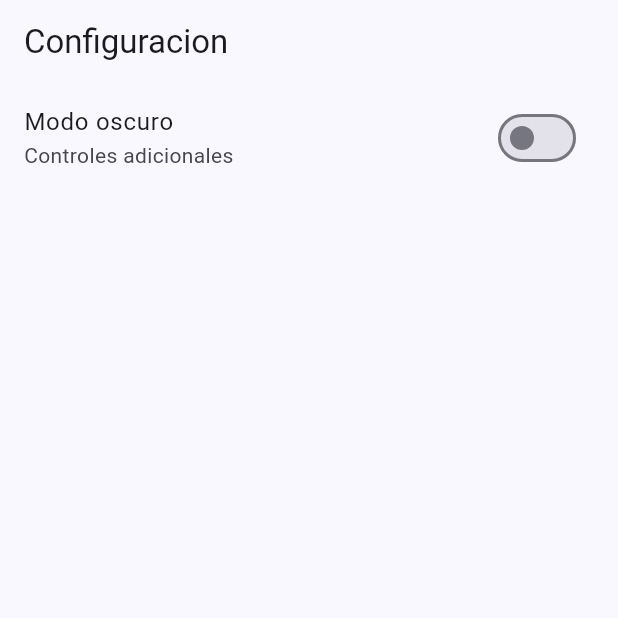
After one commit to OscarAVJ/cinemapedia, a Flutter app: the ConfigScreen screen opened by its route, on a phone screen of 412 x 824 dp, the top half of it. The commit adds this screen. Run offline on Flutter 3.47's test engine with Material 3 defaults, Android fonts, the phone set to English and light mode, and no system bars; our stand-ins replace animate_do, card_swiper, dio, flutter_dotenv, flutter_riverpod, go_router; network calls fail.

Commit message:
Changes whit the update of flutter

```diff
--- a/lib/config/router/router_app.dart
+++ b/lib/config/router/router_app.dart
@@ -1,3 +1,4 @@
+import 'package:cinemapedia/presentation/screens/config/config_screen.dart';
 import 'package:cinemapedia/presentation/screens/screens.dart';
 import 'package:go_router/go_router.dart';
 
@@ -26,5 +27,10 @@ final appRouter = GoRouter(
         ),
       ],
     ),
+    GoRoute(
+      path: '/config_screen',
+      name: ConfigScreen.name,
+      builder: (context, state) => ConfigScreen(),
+    )
   ],
 );
--- a/lib/config/theme/theme_app.dart
+++ b/lib/config/theme/theme_app.dart
@@ -1,9 +1,22 @@
 import 'package:flutter/material.dart';
 
 class AppTheme {
+  final bool isDarkMode;
+
+  AppTheme({this.isDarkMode = false});
+
   ///Aca definimos nuestro tema
   ThemeData getTheme() => ThemeData(
+        brightness: isDarkMode ? Brightness.dark : Brightness.light,
         useMaterial3: true,
         colorSchemeSeed: const Color(0xFF2862F5),
       );
+  AppTheme copyWith({
+    ///Aca ponemos como argumento selected color y isDarkMode con la posibilidad de que sean nulos
+    bool? isDarkMode,
+  }) =>
+      AppTheme(
+        ///Aca si recibimos el valor le ponemos el valor y si no el que viene por defecto en la clase
+        isDarkMode: isDarkMode ?? this.isDarkMode,
+      );
 }
--- a/lib/main.dart
+++ b/lib/main.dart
@@ -1,28 +1,30 @@
+import 'package:cinemapedia/presentation/providers/theme/theme_provider.dart';
 import 'package:flutter/material.dart';
 import 'package:cinemapedia/config/router/router_app.dart';
-import 'package:cinemapedia/config/theme/theme_app.dart';
 import 'package:flutter_dotenv/flutter_dotenv.dart';
 import 'package:flutter_riverpod/flutter_riverpod.dart';
 
 Future<void> main() async {
-  //Gracias a el paquete flutterdotenv podemos acceder a nuestras variables de entorno
+  ///Gracias a el paquete flutterdotenv podemos acceder a nuestras variables de entorno
   await dotenv.load(fileName: '.env');
   //! Con el providerScope le damos acceso a todo el arbol de widgets a Riverpod
   runApp(ProviderScope(child: MyApp()));
 }
 
-class MyApp extends StatelessWidget {
+class MyApp extends ConsumerWidget {
   const MyApp({super.key});
 
   // This widget is the root of your application.
   @override
-  Widget build(BuildContext context) {
+  Widget build(BuildContext context, ref) {
+    final themeProvider = ref.watch(themeNotifierProvider);
     return MaterialApp.router(
       //!Gracias a esto sabemos que nuestra primera ruta es el home_screen
       routerConfig: appRouter,
       title: 'Flutter Demo',
       debugShowCheckedModeBanner: false,
-      theme: AppTheme().getTheme(),
+      theme: themeProvider.getTheme(),
+      // theme: AppTheme().getTheme(),
     );
   }
 }
--- /dev/null
+++ b/lib/presentation/providers/theme/theme_provider.dart
@@ -0,0 +1,15 @@
+import 'package:cinemapedia/config/theme/theme_app.dart';
+import 'package:flutter_riverpod/flutter_riverpod.dart';
+
+final isDarkMode = StateProvider<bool>((ref) => false);
+
+final themeNotifierProvider = StateNotifierProvider<ThemeNotifer, AppTheme>(
+  (ref) => ThemeNotifer(),
+);
+
+class ThemeNotifer extends StateNotifier<AppTheme> {
+  ThemeNotifer() : super(AppTheme());
+  void toogleDarkMode() {
+    state = state.copyWith(isDarkMode: !state.isDarkMode);
+  }
+}
--- /dev/null
+++ b/lib/presentation/screens/config/config_screen.dart
@@ -0,0 +1,36 @@
+import 'package:cinemapedia/presentation/providers/theme/theme_provider.dart';
+import 'package:flutter/material.dart';
+import 'package:flutter_riverpod/flutter_riverpod.dart';
+
+class ConfigScreen extends ConsumerWidget {
+  static const name = 'config_screen';
+
+  const ConfigScreen({super.key});
+
+  @override
+  Widget build(BuildContext context, ref) {
+    return Scaffold(
+      appBar: AppBar(
+        title: Text('Configuracion'),
+      ),
+      body: _IsDarkMode(),
+    );
+  }
+}
+
+class _IsDarkMode extends ConsumerWidget {
+  @override
+  Widget build(BuildContext context, ref) {
+    final isDarkMode = ref.watch(themeNotifierProvider).isDarkMode;
+    return Column(
+      children: [
+        SwitchListTile(
+            title: const Text('Modo oscuro'),
+            subtitle: const Text('Controles adicionales'),
+            value: isDarkMode,
+            onChanged: (value) =>
+                ref.read(themeNotifierProvider.notifier).toogleDarkMode()),
+      ],
+    );
+  }
+}
--- a/lib/presentation/screens/widgets/shared/custom_appbar.dart
+++ b/lib/presentation/screens/widgets/shared/custom_appbar.dart
@@ -23,10 +23,6 @@ class CustomAppbar extends ConsumerWidget {
         width: double.infinity,
         child: Row(
           children: [
-            Icon(
-              Icons.movie_filter_outlined,
-              color: colors.primary,
-            ),
             SizedBox(
               height: 5,
             ),
```
Also changed, not shown: lib/config/items/menu_items.dart (added, +35 -0 lines), lib/presentation/screens/delegates/search_movie_delegate.dart (+10 -4 lines), lib/presentation/screens/movies/home_screen.dart (+17 -4 lines), lib/presentation/screens/movies/movie_screen.dart (+68 -23 lines), lib/presentation/screens/widgets/movies/movies_slideshow.dart (+20 -7 lines), lib/presentation/screens/widgets/shared/custom_drawer.dart (added, +56 -0 lines), pubspec.lock, 125 other files.
